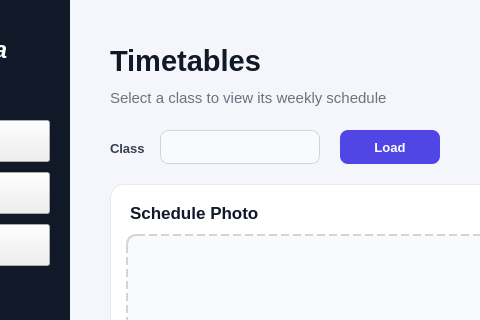
Qt form Oscuola/mainwindow.ui (mohamed-adhd/Oscuola) before a commit; both pictures show x 150 to 630 and y 0 to 320 of the 1280 by 720 pixel window.
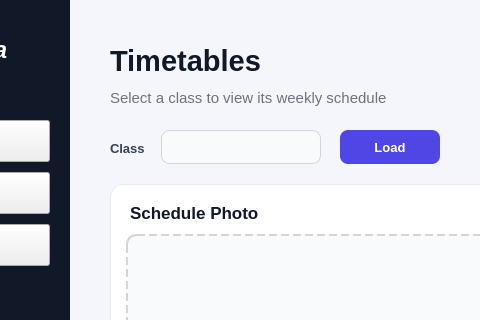
The same form after that commit. The open tabs and pages were chosen to show the change.

Commit message: table fetch tested by selecting various classes : success

The edit to the form file:
```diff
--- a/Oscuola/mainwindow.ui
+++ b/Oscuola/mainwindow.ui
@@ -2798,7 +2798,7 @@
      <widget class="QComboBox" name="teacher_timetable_class_combo">
       <property name="geometry">
        <rect>
-        <x>310</x>
+        <x>311</x>
         <y>130</y>
         <width>160</width>
         <height>34</height>
```
Left out of the diff: 2 changed lines with no effect on the pictures. The commit also changes 2 other files.
